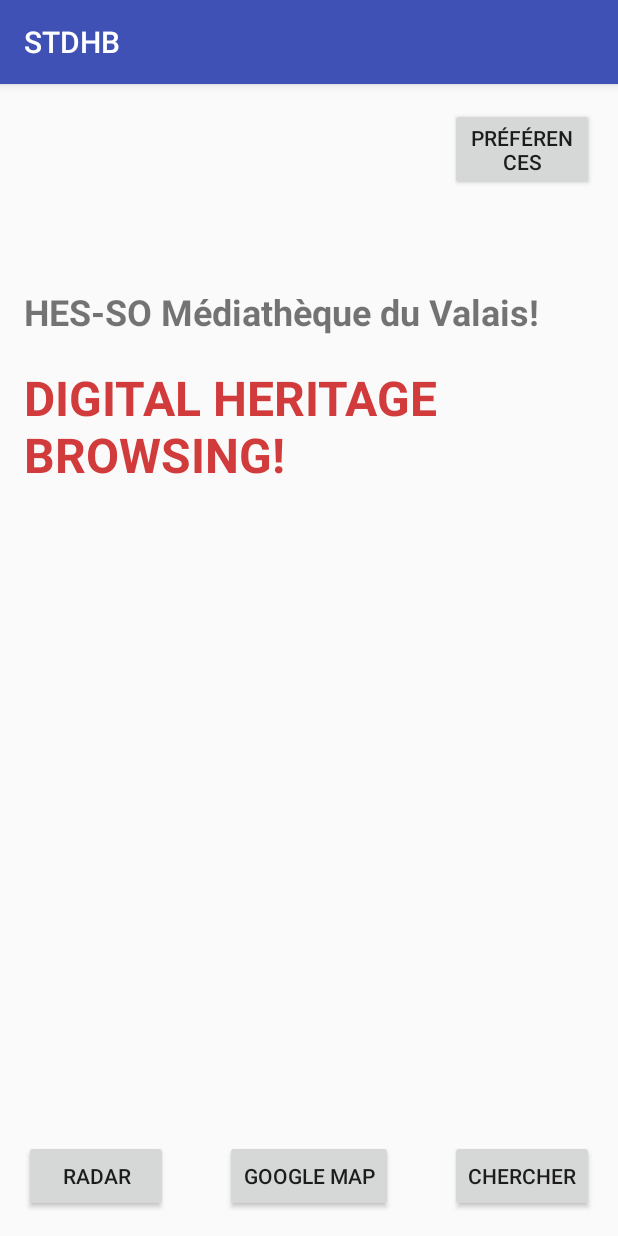
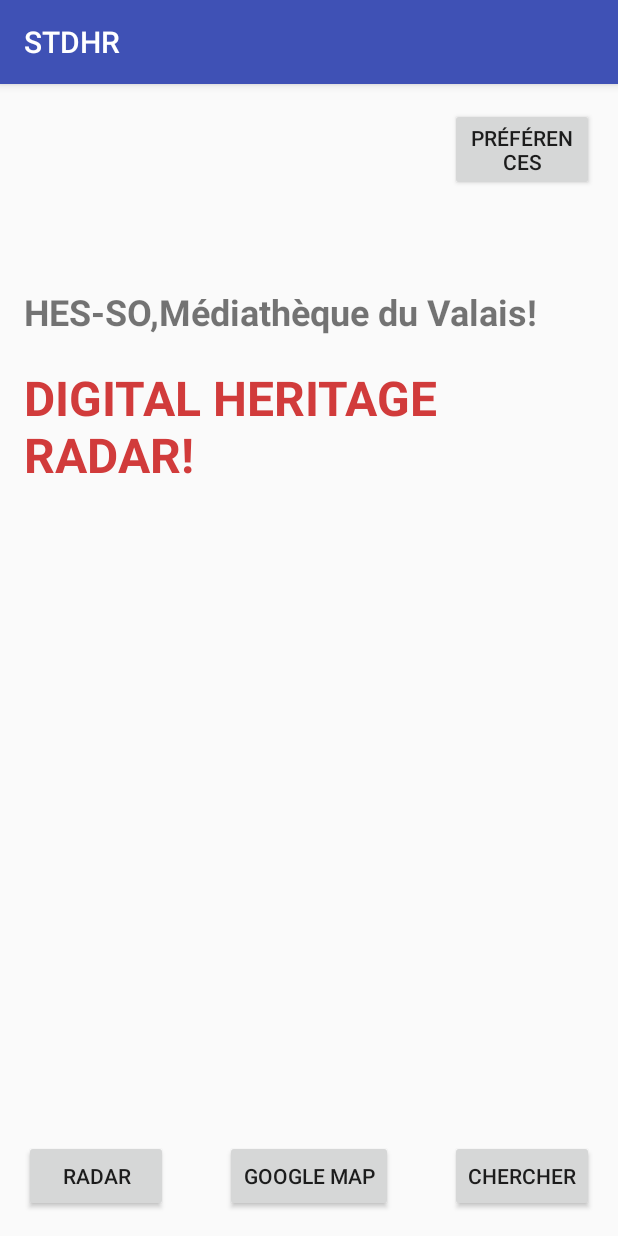
Before and after one commit to FChassot/stdhr_1.0, an Android app: the screen it shows after launch (MainActivity), on a phone screen of 412 x 824 dp. Run offline under Robolectric (Android 15) with nearby library versions, the phone set to English and light mode, and no system bars.

Commit message:
Texte Anpassungen.

```diff
--- a/app/src/main/res/layout/activity_main.xml
+++ b/app/src/main/res/layout/activity_main.xml
@@ -13,7 +13,7 @@
         android:id="@+id/title"
         android:layout_width="match_parent"
         android:layout_height="wrap_content"
-        android:text="HES-SO Médiathèque du Valais!"
+        android:text="HES-SO,Médiathèque du Valais!"
         android:layout_alignParentTop="true"
         android:layout_alignParentRight="true"
         android:layout_alignParentEnd="true"
@@ -26,7 +26,7 @@
         android:id="@+id/title1"
         android:layout_width="wrap_content"
         android:layout_height="wrap_content"
-        android:text="DIGITAL HERITAGE BROWSING!"
+        android:text="DIGITAL HERITAGE RADAR!"
         android:layout_below="@+id/btnpreferences"
         android:layout_toRightOf="@+id/btnradar"
         android:layout_marginTop="116dp"
--- a/app/src/main/res/values/strings.xml
+++ b/app/src/main/res/values/strings.xml
@@ -1,5 +1,5 @@
 <resources>
-    <string name="app_name">STDHB</string>
+    <string name="app_name">STDHR</string>
     <string name="title_activity_preferences_activity">Preferences_activity</string>
     <string name="title_activity_settings">Settings</string>
 
```
